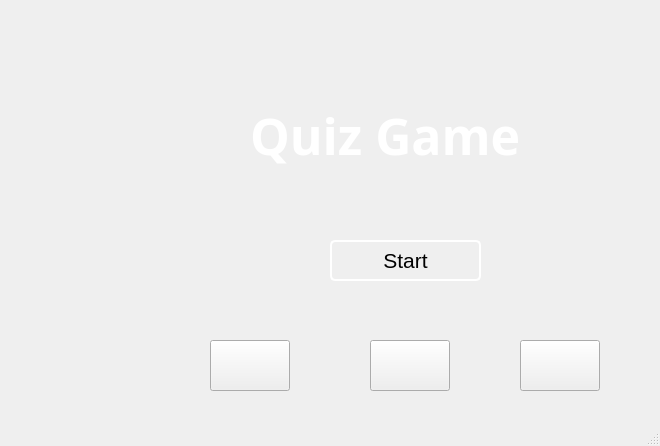
Old version of the form mainwindow.ui in the repository ayoubelhilali/QuizGame.
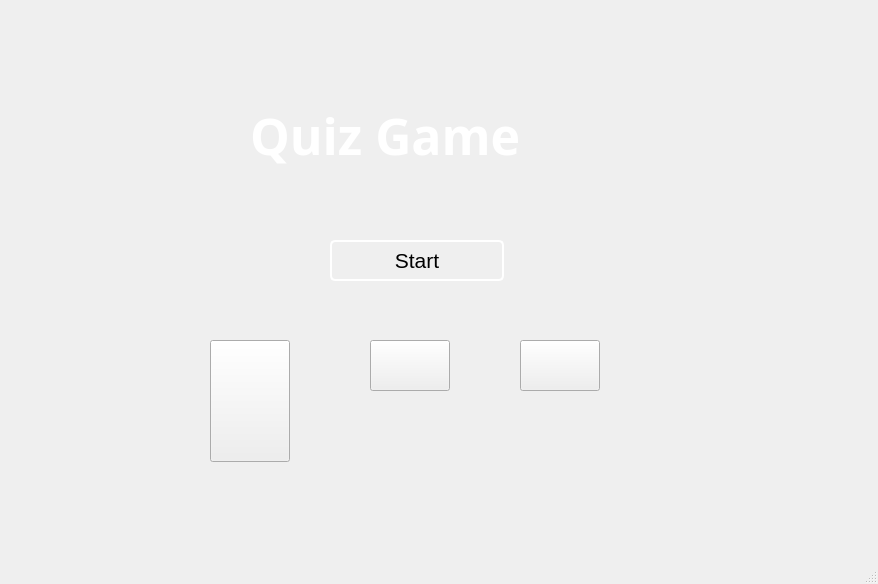
New version of the form.

What changed in the file:
```diff
--- a/mainwindow.ui
+++ b/mainwindow.ui
@@ -6,8 +6,8 @@
    <rect>
     <x>0</x>
     <y>0</y>
-    <width>660</width>
-    <height>446</height>
+    <width>878</width>
+    <height>584</height>
    </rect>
   </property>
   <property name="windowTitle">
@@ -22,7 +22,7 @@
      <rect>
       <x>330</x>
       <y>240</y>
-      <width>151</width>
+      <width>174</width>
       <height>41</height>
      </rect>
     </property>
@@ -35,14 +35,10 @@
      <cursorShape>PointingHandCursor</cursorShape>
     </property>
     <property name="styleSheet">
-     <string notr="true">QPushButton {
-    border: 2px solid white; /* Initial border color */
-    border-radius: 5px;
-}
-QPushButton:hover {
-    border: 2px solid #FF0000; /* Border color on hover */
-    transition: border-color 0.3s ease; /* Smooth transition */
-}</string>
+     <string notr="true">border: 2px solid white; /* Initial border color */
+border-radius: 5px;
+width:150px;
+    </string>
     </property>
     <property name="text">
      <string>Start</string>
@@ -53,7 +49,7 @@
      <rect>
       <x>250</x>
       <y>100</y>
-      <width>321</width>
+      <width>271</width>
       <height>71</height>
      </rect>
     </property>
@@ -127,7 +123,7 @@
       <x>210</x>
       <y>340</y>
       <width>80</width>
-      <height>51</height>
+      <height>122</height>
      </rect>
     </property>
     <property name="font">
@@ -138,6 +134,9 @@
     <property name="cursor">
      <cursorShape>PointingHandCursor</cursorShape>
     </property>
+    <property name="styleSheet">
+     <string notr="true">padding:20px;</string>
+    </property>
     <property name="text">
      <string/>
     </property>
```
Left out of the diff: 4 changed lines with no effect on the pictures.
